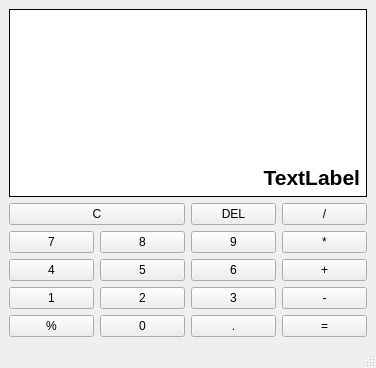
Old version of the form ui/main.ui in the repository asnunes/pyqt-calculator.
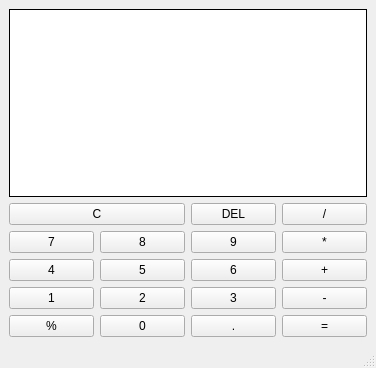
New version of the form.

Commit message: Display label default text setted to empty

```diff
--- a/ui/main.ui
+++ b/ui/main.ui
@@ -172,7 +172,7 @@
          <enum>QFrame::Box</enum>
         </property>
         <property name="text">
-         <string>TextLabel</string>
+         <string/>
         </property>
         <property name="alignment">
          <set>Qt::AlignBottom|Qt::AlignRight|Qt::AlignTrailing</set>
```
Left out of the diff: 36 changed lines with no effect on the pictures.
